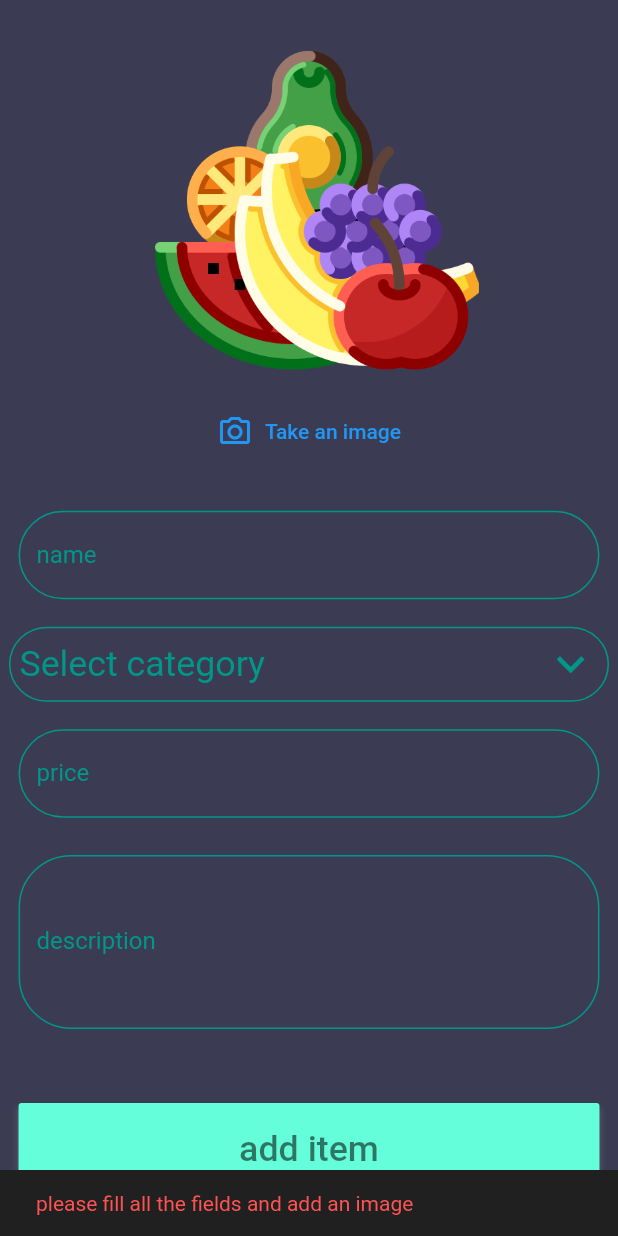
After one commit to elzoghby/grocy-users, a Flutter app: the AddProduct screen opened by its route, after a tap on "add item", on a phone screen of 412 x 824 dp. The commit adds this screen. Run offline on Flutter 3.47's test engine with Material 2 defaults, Android fonts, the phone set to English and light mode, and no system bars; our stand-ins replace cloud_firestore, firebase_auth, firebase_core, firebase_storage, image_picker, responsive_sizer; accounts and stored records are empty.

Commit message:
my changes

```diff
--- a/lib/main.dart
+++ b/lib/main.dart
@@ -6,6 +6,7 @@ import 'package:grocery/providers/cart_provider.dart';
 import 'package:grocery/providers/item_provider.dart';
 import 'package:grocery/providers/order_provider.dart';
 import 'package:grocery/providers/user_provider.dart';
+import 'package:grocery/screens/additemscreen/add_item_screen.dart';
 import 'package:grocery/screens/cart/cart_screen.dart';
 import 'package:grocery/screens/home/home_screen.dart';
 import 'package:grocery/screens/order_screen/order_screen.dart';
@@ -81,6 +82,7 @@ class MyApp extends StatelessWidget {
           CartScreen.id: (context) => CartScreen(),
           Profile.id: (context) => Profile(),
           OrdersScreen.id: (context) => OrdersScreen(),
+          AddProduct.id: (context) => AddProduct()
 
         },
       ),
--- a/lib/providers/item_provider.dart
+++ b/lib/providers/item_provider.dart
@@ -43,7 +43,38 @@ class ItemsProvider with ChangeNotifier {
 
   }
 
+  addItem(
+      {required String category,
+      required String name,
+      required String desc,
+      required double price,
+      required File image,
+      required String id}) async {
+    final imageUrl = await DatabaseMethods().getItemPic(name, image);
+    Item item = Item(
+        id: id,
+        category: category,
+        description: desc,
+        imageUrl: imageUrl,
+        price: price,
+        name: name,
+        isFavorite: false);
+    final success = await DatabaseMethods().addItem(item);
 
+    if (success==true) {
+      _items.add(item);
+      notifyListeners();
+      return true;
+    } else {
+      return success;
+    }
+  }
+
+  removeProduct(String id) {
+    _items.removeWhere((element) => element.id == id);
+    notifyListeners();
+    DatabaseMethods().removeItem(id);
+  }
 
   searchForProduct(String title) {
     List<Item> searchedProducts = [];
--- /dev/null
+++ b/lib/screens/additemscreen/add_item_screen.dart
@@ -0,0 +1,199 @@
+import 'dart:io';
+import 'package:flutter/material.dart';
+
+import 'package:grocery/providers/item_provider.dart';
+import 'package:image_picker/image_picker.dart';
+import 'package:provider/provider.dart';
+import 'package:uuid/uuid.dart';
+import 'components/add_item_fields.dart';
+import 'package:responsive_sizer/responsive_sizer.dart';
+
+class AddProduct extends StatefulWidget {
+  AddProduct({Key? key}) : super(key: key);
+  static const id = 'addProduct';
+
+  @override
+  State<AddProduct> createState() => _AddProductState();
+}
+
+class _AddProductState extends State<AddProduct> {
+  File? fileImage;
+  String? name;
+  String? description;
+  double? price;
+  String? category;
+  List categoryMenu = ['Vegetables', 'Fruits', 'Spices'];
+  var productId = Uuid().v4();
+
+  @override
+  Widget build(BuildContext context) {
+
+    return Scaffold(
+      backgroundColor: Theme.of(context).backgroundColor,
+      body: SafeArea(
+        child: SingleChildScrollView(
+          physics: BouncingScrollPhysics(),
+          child: Column(
+            children: [
+              SizedBox(
+                height: 2.h,
+              ),
+              ClipRRect(
+                borderRadius: BorderRadius.circular(50),
+                child: fileImage != null
+                    ? Image.file(
+                        fileImage!,
+                        width: 40.w,
+                        height: 30.h,
+                        fit: BoxFit.cover,
+                      )
+                    : Image.asset(
+                        'images/fruit.png',
+                        width: 55.w,
+                        height: 30.h,
+                        fit: BoxFit.contain,
+                      ),
+              ),
+              TextButton.icon(
+                  onPressed: () async {
+                    final ImagePicker _picker = ImagePicker();
+                    // Pick an image
+                    final image =
+                        (await _picker.getImage(source: ImageSource.gallery));
+
+                    if (image != null) {
+                      setState(() {
+                        fileImage = File(image.path);
+                      });
+                    }
+                  },
+                  icon: const Icon(Icons.camera_alt_outlined),
+                  label: const Text('Take an image')),
+              SizedBox(
+                height: 4.w
+              ),
+              AddProductFields(
+                  hint: 'name',
+                  lines: 1,
+                  ontap: (value) {
+                    name = value;
+                  }),
+              Padding(
+                padding: EdgeInsets.all(10.sp),
+                child: Container(
+                  padding: const EdgeInsets.only(left: 6, right: 6),
+                  decoration: BoxDecoration(
+                      border: Border.all(
+                          color: Theme.of(context).primaryColor, width: 1),
+                      borderRadius: BorderRadius.circular(25)),
+                  child: DropdownButton(
+                    underline: const SizedBox(),
+                    hint: Text(
+                      'Select category',
+                      style: TextStyle(
+                          fontSize: 20.sp,
+                          color: Theme.of(context).primaryColor),
+                    ),
+                    iconSize: 25.sp,
+                    icon:  Icon(Icons.keyboard_arrow_down , color:Theme.of(context).primaryColor ,),
+                    borderRadius: BorderRadius.circular(15),
+                    isExpanded: true,
+                    value: category,
+                    onChanged: (newValue) {
+                      setState(() {
+                        category = newValue.toString();
+
+                      });
+                    },
+                    items: categoryMenu
+                        .map((value) => DropdownMenuItem(
+                              child: Text(value),
+                              value: value,
+                            ))
+                        .toList(),
+                  ),
+                ),
+              ),
+              AddProductFields(
+                  hint: 'price',
+                  type: TextInputType.number,
+                  lines: 1,
+                  ontap: (value) {
+                    price = double.tryParse(value);
+                  }),
+              AddProductFields(
+                  hint: 'description',
+                  lines: 4,
+                  ontap: (value) {
+                    description = value;
+                  }),
+              SizedBox(
+                height: 3.h,
+              ),
+              Padding(
+                padding: EdgeInsets.all(3.w),
+                child: MaterialButton(
+
+                  padding: EdgeInsets.all(4.w),
+                  onPressed: () async {
+
+                    if (name == null ||
+                        price == null ||
+                        description == null ||
+                        fileImage == null) {
+                      ScaffoldMessenger.of(context).showSnackBar(
+                        const SnackBar(
+                          content: Text(
+                            'please fill all the fields and add an image',
+                            style: TextStyle(
+                              color: Colors.redAccent,
+                            ),
+                          ),
+                        ),
+                      );
+                    } else {
+                      final success = await Provider.of<ItemsProvider>(context,
+                              listen: false)
+                          .addItem(
+                        name: name!,
+                        desc: description!,
+                        image: fileImage!,
+                        category: category!,
+                        price: price!,
+                        id: productId,
+                      );
+
+                      if (success == true) {
+                        Navigator.pop(context);
+                      } else {
+
+                        ScaffoldMessenger.of(context).showSnackBar(
+                          SnackBar(
+                            content: Text(
+                              'error$success',
+                              textAlign: TextAlign.center,
+                              style: TextStyle(
+                                color: Colors.redAccent,
+                              ),
+                            ),
+                          ),
+                        );
+                      }
+                    }
+                  },
+                  minWidth: double.infinity / 2,
+                  color: Colors.tealAccent,
+                  child: Text('add item',
+                      style: TextStyle(
+                        fontSize: 20.sp,
+                        color: Colors.black54,
+                      )),
+                ),
+              )
+            ],
+          ),
+        ),
+      ),
+    );
+  }
+}
--- /dev/null
+++ b/lib/screens/additemscreen/components/add_item_fields.dart
@@ -0,0 +1,43 @@
+import 'package:flutter/material.dart';
+
+import 'package:responsive_sizer/responsive_sizer.dart';
+
+class AddProductFields extends StatelessWidget {
+  AddProductFields({
+    this.lines = 1,
+    this.ontap,
+    this.hint,
+    this.type = TextInputType.name,
+  });
+
+  final String? hint;
+  final int? lines;
+  final ontap;
+  final TextInputType type;
+
+  @override
+  Widget build(BuildContext context) {
+    return Padding(
+      padding: EdgeInsets.all(3.w),
+      child: TextField(
+        maxLines: lines,
+        autofocus: false,
+        keyboardType: type,
+        style: TextStyle(color: Theme.of(context).shadowColor),
+        decoration: InputDecoration(
+            labelStyle: TextStyle(color: Theme.of(context).primaryColor),
+            fillColor: Colors.teal,
+            enabledBorder: OutlineInputBorder(
+              borderSide: BorderSide(color: Theme.of(context).primaryColor),
+              borderRadius: const BorderRadius.all(Radius.circular(35.0)),
+            ),
+            focusedBorder: OutlineInputBorder(
+              borderSide: BorderSide(color: Theme.of(context).primaryColor),
+              borderRadius: const BorderRadius.all(Radius.circular(35.0)),
+            ),
+            labelText: hint),
+        onChanged: ontap,
+      ),
+    );
+  }
+}
--- a/lib/services/database_methods.dart
+++ b/lib/services/database_methods.dart
@@ -216,5 +216,31 @@ class  DatabaseMethods {
     return myList;
   }
 
+  getItemPic(String name, File fileImage) async {
+    final ref =
+        FirebaseStorage.instance.ref().child('items').child(name + '.png');
+     ref.putFile(fileImage).snapshot;
+    final url = await ref.getDownloadURL();
+    return url;
+  }
 
+  addItem(Item item) async {
+    try{await refItems.doc(item.id).set({
+      'id': item.id,
+      'name': item.name,
+      'category': item.category,
+      'desc': item.description,
+      'imageUrl': item.imageUrl,
+      'price': item.price,
+    });
+    return true;
+  }
+  catch(e){
+      return e;
+  }
+  }
+
+  removeItem(String id) async {
+    refItems.doc(id).delete();
+  }
 }
```
Also changed, not shown: 1 other file.
